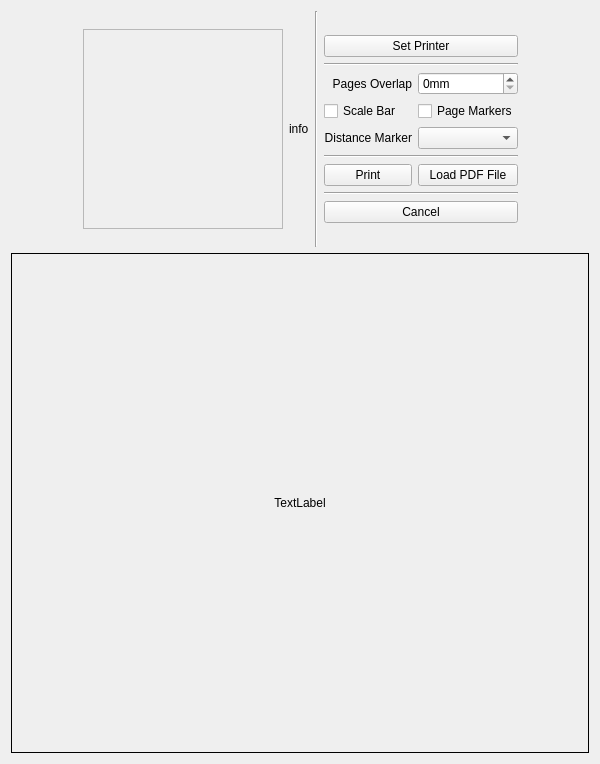
Old version of the form src/qmapshack/print/ITrkPrintDialog.ui in the repository kkarsten62/qmapshack.
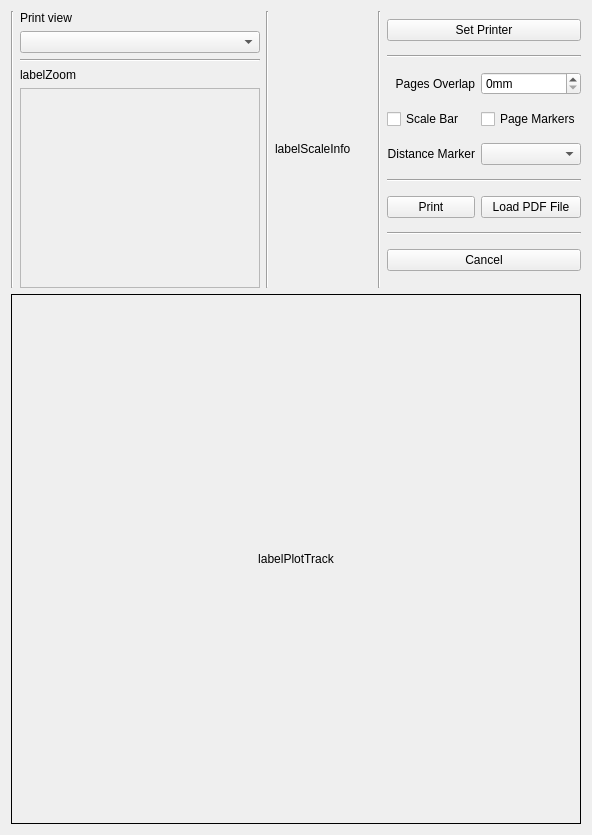
New version of the form.

Commit message: Add View Selection for Track Print Dialog Auf Branch Kka_TrkPrintDialogView Zum Commit vorgemerkte Änderungen: 	geändert:       src/qmapshack/print/CTrkPrintDialog.cpp 	geändert:       src/qmapshack/print/CTrkPrintDialog.h 	geändert:       src/qmapshack/print/ITrkPrintDialog.ui

Diff of the .ui file:
```diff
--- a/src/qmapshack/print/ITrkPrintDialog.ui
+++ b/src/qmapshack/print/ITrkPrintDialog.ui
@@ -6,8 +6,8 @@
    <rect>
     <x>0</x>
     <y>0</y>
-    <width>600</width>
-    <height>764</height>
+    <width>592</width>
+    <height>835</height>
    </rect>
   </property>
   <property name="windowTitle">
@@ -22,44 +22,79 @@
         <enum>QLayout::SetDefaultConstraint</enum>
        </property>
        <item>
-        <spacer name="horizontalSpacer_2">
+        <widget class="Line" name="line">
          <property name="orientation">
-          <enum>Qt::Horizontal</enum>
+          <enum>Qt::Vertical</enum>
          </property>
-         <property name="sizeHint" stdset="0">
-          <size>
-           <width>40</width>
-           <height>20</height>
-          </size>
-         </property>
-        </spacer>
+        </widget>
        </item>
        <item>
-        <widget class="QFrame" name="frameCanvas">
-         <property name="minimumSize">
-          <size>
-           <width>200</width>
-           <height>200</height>
-          </size>
-         </property>
-         <property name="maximumSize">
-          <size>
-           <width>200</width>
-           <height>200</height>
-          </size>
-         </property>
-         <property name="frameShape">
-          <enum>QFrame::StyledPanel</enum>
-         </property>
-         <property name="frameShadow">
-          <enum>QFrame::Plain</enum>
+        <layout class="QVBoxLayout" name="verticalLayout_3">
+         <item>
+          <widget class="QLabel" name="label_4">
+           <property name="text">
+            <string>Print view</string>
+           </property>
+          </widget>
+         </item>
+         <item>
+          <widget class="QComboBox" name="comboCanvasList"/>
+         </item>
+         <item>
+          <widget class="Line" name="line_12">
+           <property name="orientation">
+            <enum>Qt::Horizontal</enum>
+           </property>
+          </widget>
+         </item>
+         <item>
+          <widget class="QLabel" name="labelZoom">
+           <property name="text">
+            <string>labelZoom</string>
+           </property>
+           <property name="textFormat">
+            <enum>Qt::PlainText</enum>
+           </property>
+          </widget>
+         </item>
+         <item>
+          <widget class="QFrame" name="frameCanvas">
+           <property name="minimumSize">
+            <size>
+             <width>240</width>
+             <height>200</height>
+            </size>
+           </property>
+           <property name="maximumSize">
+            <size>
+             <width>240</width>
+             <height>200</height>
+            </size>
+           </property>
+           <property name="layoutDirection">
+            <enum>Qt::LeftToRight</enum>
+           </property>
+           <property name="frameShape">
+            <enum>QFrame::StyledPanel</enum>
+           </property>
+           <property name="frameShadow">
+            <enum>QFrame::Plain</enum>
+           </property>
+          </widget>
+         </item>
+        </layout>
+       </item>
+       <item>
+        <widget class="Line" name="line_5">
+         <property name="orientation">
+          <enum>Qt::Vertical</enum>
          </property>
         </widget>
        </item>
        <item>
         <widget class="QLabel" name="labelScaleInfo">
          <property name="text">
-          <string>info</string>
+          <string>labelScaleInfo</string>
          </property>
          <property name="textFormat">
           <enum>Qt::RichText</enum>
@@ -67,7 +102,7 @@
         </widget>
        </item>
        <item>
-        <widget class="Line" name="line">
+        <widget class="Line" name="line_11">
          <property name="orientation">
           <enum>Qt::Vertical</enum>
          </property>
@@ -75,7 +110,7 @@
        </item>
        <item>
         <layout class="QGridLayout" name="gridLayout">
-         <item row="5" column="0">
+         <item row="4" column="0">
           <widget class="QLabel" name="label_2">
            <property name="text">
             <string>Distance Marker</string>
@@ -85,7 +120,27 @@
            </property>
           </widget>
          </item>
-         <item row="7" column="0">
+         <item row="0" column="0" colspan="2">
+          <widget class="QPushButton" name="pushSetPrinter">
+           <property name="text">
+            <string>Set Printer</string>
+           </property>
+           <property name="autoDefault">
+            <bool>false</bool>
+           </property>
+          </widget>
+         </item>
+         <item row="12" column="0" colspan="2">
+          <widget class="QPushButton" name="pushCancel">
+           <property name="text">
+            <string>Cancel</string>
+           </property>
+           <property name="autoDefault">
+            <bool>false</bool>
+           </property>
+          </widget>
+         </item>
+         <item row="6" column="0">
           <widget class="QPushButton" name="pushPrint">
            <property name="text">
             <string>Print</string>
@@ -95,23 +150,17 @@
            </property>
           </widget>
          </item>
-         <item row="0" column="0">
-          <spacer name="verticalSpacer_2">
-           <property name="orientation">
-            <enum>Qt::Vertical</enum>
-           </property>
-           <property name="sizeHint" stdset="0">
-            <size>
-             <width>20</width>
-             <height>40</height>
-            </size>
-           </property>
-          </spacer>
-         </item>
-         <item row="5" column="1">
+         <item row="4" column="1">
           <widget class="QComboBox" name="comboDistanceMarker"/>
          </item>
-         <item row="7" column="1">
+         <item row="1" column="0" colspan="2">
+          <widget class="Line" name="line_3">
+           <property name="orientation">
+            <enum>Qt::Horizontal</enum>
+           </property>
+          </widget>
+         </item>
+         <item row="6" column="1">
           <widget class="QPushButton" name="pushLoadPdfFile">
            <property name="text">
             <string>Load PDF File</string>
@@ -121,17 +170,31 @@
            </property>
           </widget>
          </item>
-         <item row="1" column="0" colspan="2">
-          <widget class="QPushButton" name="pushSetPrinter">
+         <item row="3" column="1">
+          <widget class="QCheckBox" name="checkPageMarkers">
+           <property name="layoutDirection">
+            <enum>Qt::LeftToRight</enum>
+           </property>
            <property name="text">
-            <string>Set Printer</string>
+            <string>Page Markers</string>
            </property>
-           <property name="autoDefault">
-            <bool>false</bool>
+          </widget>
+         </item>
+         <item row="11" column="0" colspan="2">
+          <widget class="Line" name="line_2">
+           <property name="orientation">
+            <enum>Qt::Horizontal</enum>
            </property>
           </widget>
          </item>
          <item row="3" column="0">
+          <widget class="QCheckBox" name="checkScaleBar">
+           <property name="text">
+            <string>Scale Bar</string>
+           </property>
+          </widget>
+         </item>
+         <item row="2" column="0">
           <widget class="QLabel" name="label">
            <property name="layoutDirection">
             <enum>Qt::LeftToRight</enum>
@@ -144,7 +207,7 @@
            </property>
           </widget>
          </item>
-         <item row="3" column="1">
+         <item row="2" column="1">
           <widget class="QSpinBox" name="spinOverlap">
            <property name="suffix">
             <string>mm</string>
@@ -154,61 +217,7 @@
            </property>
           </widget>
          </item>
-         <item row="14" column="0">
-          <spacer name="verticalSpacer">
-           <property name="orientation">
-            <enum>Qt::Vertical</enum>
-           </property>
-           <property name="sizeHint" stdset="0">
-            <size>
-             <width>20</width>
-             <height>40</height>
-            </size>
-           </property>
-          </spacer>
-         </item>
-         <item row="13" column="0" colspan="2">
-          <widget class="QPushButton" name="pushCancel">
-           <property name="text">
-            <string>Cancel</string>
-           </property>
-           <property name="autoDefault">
-            <bool>false</bool>
-           </property>
-          </widget>
-         </item>
-         <item row="2" column="0" colspan="2">
-          <widget class="Line" name="line_3">
-           <property name="orientation">
-            <enum>Qt::Horizontal</enum>
-           </property>
-          </widget>
-         </item>
-         <item row="4" column="1">
-          <widget class="QCheckBox" name="checkPageMarkers">
-           <property name="layoutDirection">
-            <enum>Qt::LeftToRight</enum>
-           </property>
-           <property name="text">
-            <string>Page Markers</string>
-           </property>
-          </widget>
-         </item>
-         <item row="12" column="0" colspan="2">
-          <widget class="Line" name="line_2">
-           <property name="orientation">
-            <enum>Qt::Horizontal</enum>
-           </property>
-          </widget>
-         </item>
-         <item row="4" column="0">
-          <widget class="QCheckBox" name="checkScaleBar">
-           <property name="text">
-            <string>Scale Bar</string>
-           </property>
-          </widget>
-         </item>
-         <item row="6" column="0" colspan="2">
+         <item row="5" column="0" colspan="2">
           <widget class="Line" name="line_4">
            <property name="orientation">
             <enum>Qt::Horizontal</enum>
@@ -217,19 +226,6 @@
          </item>
         </layout>
        </item>
-       <item>
-        <spacer name="horizontalSpacer">
-         <property name="orientation">
-          <enum>Qt::Horizontal</enum>
-         </property>
-         <property name="sizeHint" stdset="0">
-          <size>
-           <width>40</width>
-           <height>20</height>
-          </size>
-         </property>
-        </spacer>
-       </item>
       </layout>
      </item>
      <item>
@@ -256,7 +252,7 @@
         <number>1</number>
        </property>
        <property name="text">
-        <string>TextLabel</string>
+        <string>labelPlotTrack</string>
        </property>
        <property name="alignment">
         <set>Qt::AlignCenter</set>
```
Left out of the diff: 2 changed lines with no effect on the pictures. The commit also changes 2 other files.
